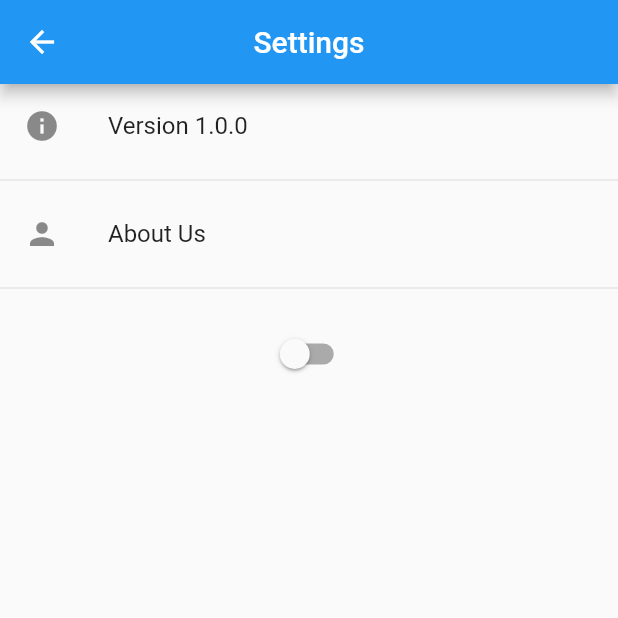
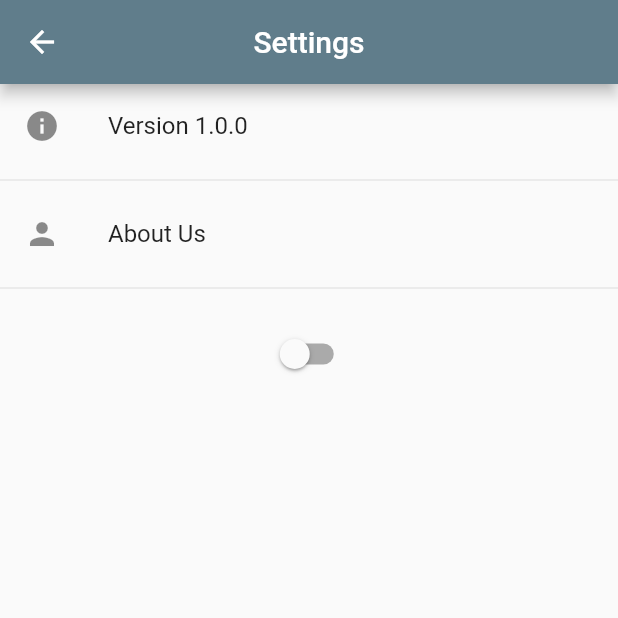
Before and after one commit to mukeshs1510/flutter-UI, a Flutter app: the screen it shows after launch, after a tap on the "settings" icon, on a phone screen of 412 x 824 dp, the top half of it. Run offline on Flutter 3.47's test engine with Material 2 defaults, Android fonts, the phone set to English and light mode, and no system bars; our stand-ins replace get, google_fonts, rive, shared_preferences; network calls fail; statements that could not run were skipped.

Commit message:
new Commit on 27/2/21

```diff
--- a/lib/main.dart
+++ b/lib/main.dart
@@ -6,11 +6,15 @@ void main() {
   runApp(MyApp());
 }
 
+final Color backgroundColor = Color(0xFF4A4A58);
+
 class MyApp extends StatelessWidget {
   @override
   Widget build(BuildContext context) {
     return GetMaterialApp(
-      theme: ThemeData(visualDensity: VisualDensity.adaptivePlatformDensity),
+      theme: ThemeData(
+          primarySwatch: Colors.blueGrey,
+          visualDensity: VisualDensity.adaptivePlatformDensity),
       debugShowCheckedModeBanner: false,
       home: PhoneAuth(),
     );
--- a/lib/pages/drawer_menu.dart
+++ b/lib/pages/drawer_menu.dart
@@ -1,5 +1,3 @@
-import 'dart:ffi';
-
 import 'package:flutter/cupertino.dart';
 import 'package:flutter/material.dart';
 import 'package:get/get.dart';
@@ -68,15 +66,12 @@ class _DrawerMenuState extends State<DrawerMenu>
                 Container(
                     height: 100,
                     width: 100,
-                    margin: EdgeInsets.only(left: 20),
+                    margin: EdgeInsets.only(left: 16, bottom: 10),
                     child: CircleAvatar(
                       radius: 40,
                       backgroundImage: NetworkImage(
                           "https://sdk.bitmoji.com/render/panel/853b9378-b5c2-4a12-9bf8-efcdc45f465d-b93dde4d-c80d-4c9f-a0af-70cbc082671e-v1.png?transparent=1&palette=1"),
                     )),
-                SizedBox(
-                  height: 10,
-                ),
                 Container(
                   margin: EdgeInsets.only(left: 16),
                   child: Text(
@@ -230,7 +225,6 @@ class _DrawerMenuState extends State<DrawerMenu>
               ? BorderRadius.all(Radius.circular(0))
               : BorderRadius.all(Radius.circular(30)),
           elevation: 8,
-          color: backgroundColor,
           child: SafeArea(
             child: Container(
               padding: const EdgeInsets.only(left: 16, right: 16, top: 15),
@@ -244,7 +238,6 @@ class _DrawerMenuState extends State<DrawerMenu>
                       InkWell(
                         child: Icon(
                           Icons.menu,
-                          color: Colors.white,
                           size: 26,
                         ),
                         onTap: () {
@@ -260,12 +253,12 @@ class _DrawerMenuState extends State<DrawerMenu>
                       ),
                       Text(
                         "Dashboard",
-                        style: TextStyle(color: Colors.white, fontSize: 20),
+                        style: TextStyle(
+                            fontSize: 20, fontWeight: FontWeight.bold),
                       ),
                       InkWell(
                         child: Icon(
                           Icons.settings,
-                          color: Colors.white,
                           size: 26,
                         ),
                         onTap: () {
--- a/lib/pages/settings_page.dart
+++ b/lib/pages/settings_page.dart
@@ -4,6 +4,8 @@ import 'package:flutter/services.dart';
 import 'package:get/get.dart';
 import 'package:rive/rive.dart';
 import 'package:shared_preferences/shared_preferences.dart';
+
+final Color backgroundColor = Color(0xFF4A4A58);
 
 class SettingPage extends StatefulWidget {
   @override
@@ -81,6 +83,7 @@ class _SettingPageState extends State<SettingPage> {
                         snackPosition: SnackPosition.BOTTOM);
                   } else {
                     Get.changeTheme(ThemeData.light());
+                    Get.changeTheme(ThemeData(primarySwatch: Colors.blueGrey));
                     _riveArtboard.removeController(_controller);
                     _riveArtboard.addController(
                         _controller = SimpleAnimation('to_light'));
--- a/pubspec.yaml
+++ b/pubspec.yaml
@@ -27,9 +27,6 @@ dependencies:
   flutter:
     sdk: flutter
   google_fonts:
-
-
-
 
 
   # The following adds the Cupertino Icons font to your application.
```
Also changed, not shown: lib/components/components.dart (added, +8 -0 lines).
